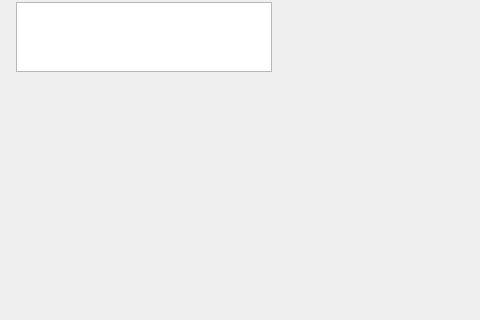
Old version of the form bigglesworth/ui/multieditor.ui in the repository MaurizioB/Bigglesworth; both pictures show x 0 to 480 and y 0 to 320 of the 855 by 579 pixel window.
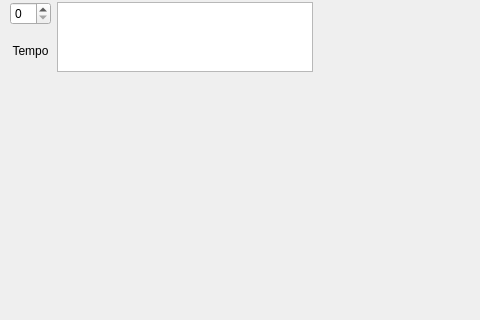
New version of the form. Icons and pictures are not drawn. Custom widgets are drawn as their Qt base class.

What changed in the file:
```diff
--- a/bigglesworth/ui/multieditor.ui
+++ b/bigglesworth/ui/multieditor.ui
@@ -57,26 +57,34 @@
       </widget>
      </item>
      <item>
-      <widget class="Dial" name="tempoDial">
-       <property name="sizePolicy">
-        <sizepolicy hsizetype="Maximum" vsizetype="Preferred">
-         <horstretch>0</horstretch>
-         <verstretch>0</verstretch>
-        </sizepolicy>
+      <layout class="QVBoxLayout" name="verticalLayout_2">
+       <property name="spacing">
+        <number>4</number>
        </property>
-       <property name="label" stdset="0">
-        <string>Tempo</string>
+       <property name="margin">
+        <number>0</number>
        </property>
-       <property name="labelPos" stdset="0">
-        <enum>Qt::RightDockWidgetArea</enum>
-       </property>
-       <property name="minimumWidgetSize" stdset="0">
-        <size>
-         <width>24</width>
-         <height>24</height>
-        </size>
-       </property>
-      </widget>
+       <item>
+        <widget class="TempoSpinBox" name="tempoSpin">
+         <property name="sizePolicy">
+          <sizepolicy hsizetype="Maximum" vsizetype="Fixed">
+           <horstretch>0</horstretch>
+           <verstretch>0</verstretch>
+          </sizepolicy>
+         </property>
+        </widget>
+       </item>
+       <item>
+        <widget class="QLabel" name="label">
+         <property name="text">
+          <string>Tempo</string>
+         </property>
+         <property name="alignment">
+          <set>Qt::AlignCenter</set>
+         </property>
+        </widget>
+       </item>
+      </layout>
      </item>
      <item>
       <widget class="MultiDisplayView" name="display">
@@ -662,6 +670,11 @@
    <header>bigglesworth.widgets.multieditor</header>
    <container>1</container>
   </customwidget>
+  <customwidget>
+   <class>TempoSpinBox</class>
+   <extends>QSpinBox</extends>
+   <header>bigglesworth.widgets.multieditor</header>
+  </customwidget>
  </customwidgets>
  <resources/>
  <connections/>
```
Left out of the diff: 26 changed lines with no effect on the pictures.
